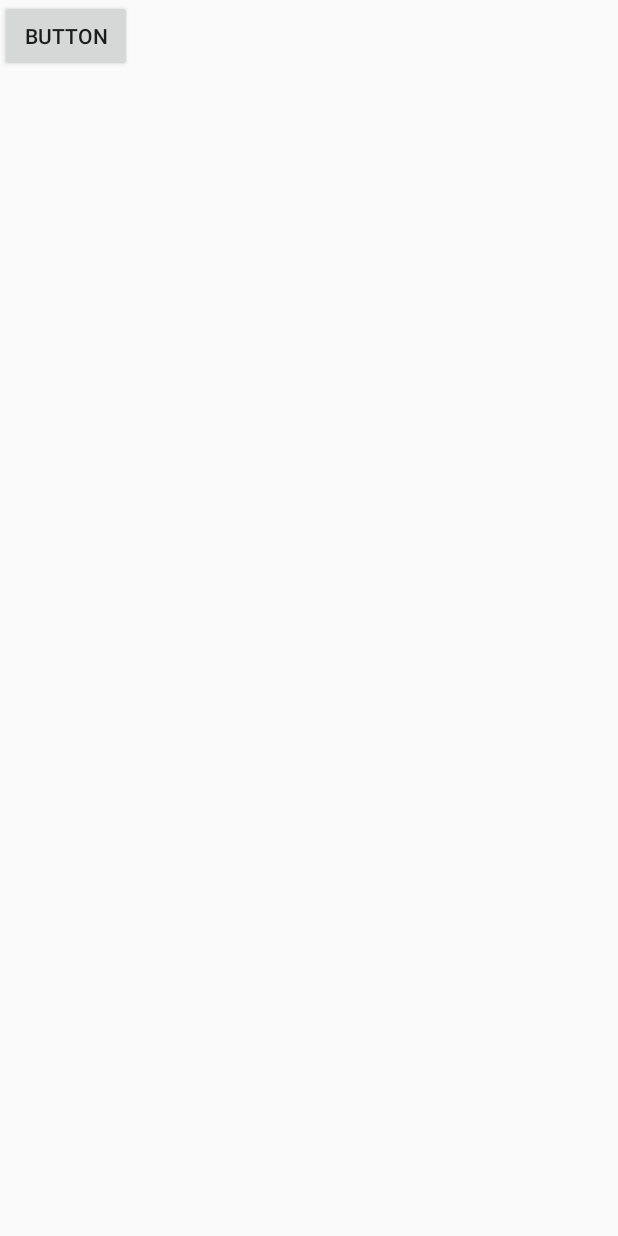
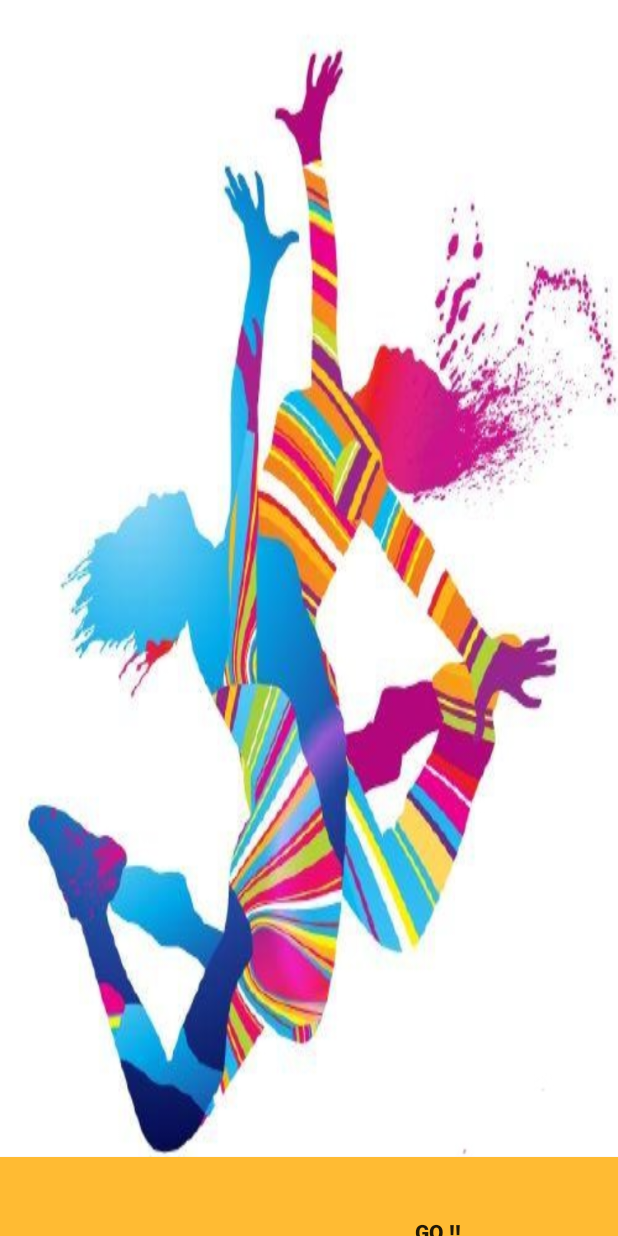
Before and after one commit to Matesx/challengeNTO_MKJ, an Android app: the LancementScenario screen opened directly, with no data from a screen before it, on a phone screen of 412 x 824 dp. Run offline under Robolectric (Android 15) with nearby library versions, the phone set to English and light mode, and no system bars; 1 statement that could not run was skipped.

Commit message:
correction IHM

```diff
--- a/app/src/main/java/com/example/matteo/challengento_mkj/MainActivity.java
+++ b/app/src/main/java/com/example/matteo/challengento_mkj/MainActivity.java
@@ -1,6 +1,7 @@
 package com.example.matteo.challengento_mkj;
 
 import android.content.Intent;
+import android.media.MediaPlayer;
 import android.os.Build;
 import android.support.v7.app.AppCompatActivity;
 import android.os.Bundle;
@@ -16,6 +17,7 @@ public class MainActivity extends AppCompatActivity {
 
         final Button buttonPlay = (Button) findViewById(R.id.buttonPlay);
         final Button buttonInfo = (Button) findViewById(R.id.buttonInfo);
+
 
         buttonPlay.setText("JOUER");
         buttonInfo.setText("INFORMATIONS");
--- a/app/src/main/res/layout/activity_lancement_scenario.xml
+++ b/app/src/main/res/layout/activity_lancement_scenario.xml
@@ -4,13 +4,24 @@
     xmlns:tools="http://schemas.android.com/tools"
     android:layout_width="match_parent"
     android:layout_height="match_parent"
-    tools:context="com.example.matteo.challengento_mkj.Multijoueur.LancementScenario">
+    tools:context="com.example.matteo.challengento_mkj.Multijoueur.LancementScenario"
+    android:background="@drawable/background_dance">
 
-    <Button
-        android:id="@+id/buttonLancerScenario"
-        android:layout_width="wrap_content"
-        android:layout_height="wrap_content"
-        android:text="Button"
-        tools:layout_editor_absoluteX="65dp"
-        tools:layout_editor_absoluteY="153dp" />
+    <RelativeLayout
+        android:layout_width="584dp"
+        android:layout_height="871dp"
+        tools:layout_editor_absoluteY="8dp"
+        tools:layout_editor_absoluteX="8dp">
+
+        <Button
+            android:id="@+id/buttonLancerScenario"
+            android:layout_width="match_parent"
+            android:layout_height="100dp"
+            android:background="@android:color/holo_orange_light"
+            android:text="GO !!"
+            android:textStyle="bold"
+            android:layout_alignParentBottom="true"
+             />
+    </RelativeLayout>
+
 </android.support.constraint.ConstraintLayout>
--- a/app/src/main/res/layout/activity_main.xml
+++ b/app/src/main/res/layout/activity_main.xml
@@ -8,8 +8,8 @@
     android:background="@drawable/background_dance">
 
     <RelativeLayout
-        android:layout_width="368dp"
-        android:layout_height="551dp"
+        android:layout_width="584dp"
+        android:layout_height="871dp"
         tools:layout_editor_absoluteX="8dp"
         tools:layout_editor_absoluteY="8dp">
 
```
Also changed, not shown: app/src/main/res/layout/activity_creation_scenario.xml (+8 -8 lines), app/src/main/res/layout/activity_enregistrement_scenario.xml (+20 -6 lines), app/src/main/res/layout/activity_jouer.xml (+5 -3 lines).
